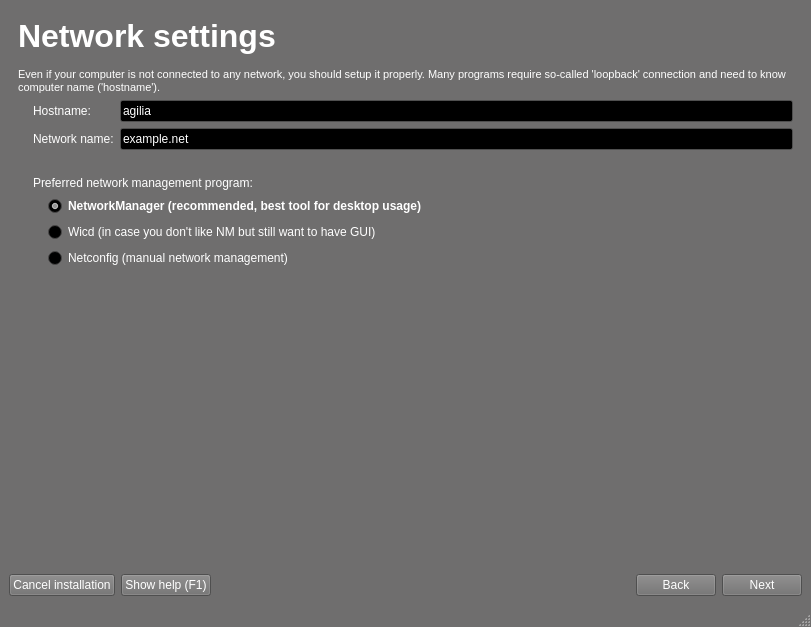
Qt form guiinstaller/guisetup/mainwindow.ui (aix27249/mpkg) before a commit.
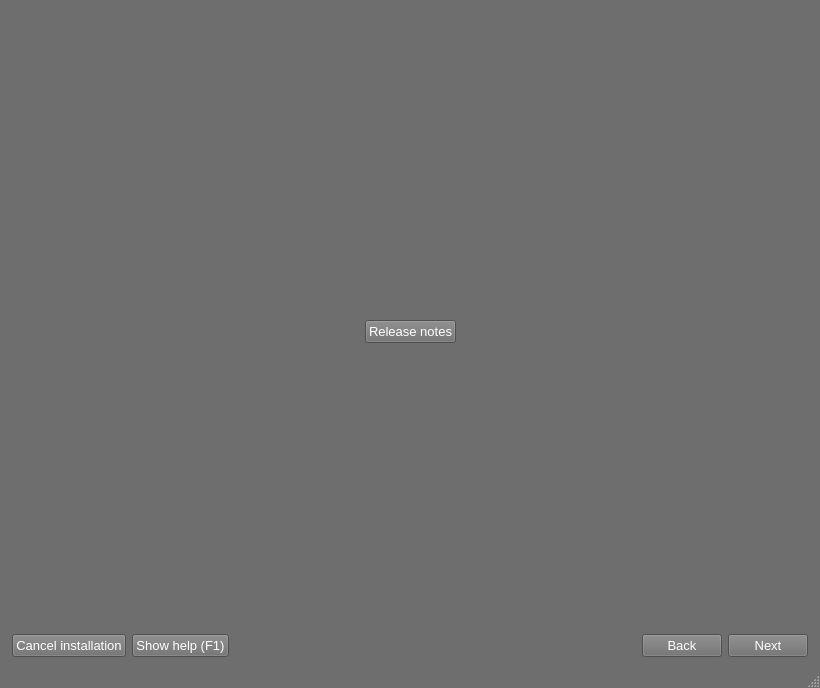
The same form after that commit. Icons and pictures are not drawn.

The edit to the form file:
```diff
--- a/guiinstaller/guisetup/mainwindow.ui
+++ b/guiinstaller/guisetup/mainwindow.ui
@@ -6,10 +6,16 @@
    <rect>
     <x>0</x>
     <y>0</y>
-    <width>811</width>
-    <height>627</height>
+    <width>820</width>
+    <height>688</height>
    </rect>
   </property>
+  <property name="sizePolicy">
+   <sizepolicy hsizetype="Fixed" vsizetype="Fixed">
+    <horstretch>0</horstretch>
+    <verstretch>0</verstretch>
+   </sizepolicy>
+  </property>
   <property name="palette">
    <palette>
     <active>
@@ -429,6 +435,11 @@
    <string>AgiliaLinux Setup</string>
   </property>
   <widget class="QWidget" name="centralwidget">
+   <property name="font">
+    <font>
+     <pointsize>10</pointsize>
+    </font>
+   </property>
    <layout class="QVBoxLayout" name="verticalLayout">
     <item>
      <widget class="QStackedWidget" name="stackedWidget">
@@ -438,6 +449,119 @@
       <property name="currentIndex">
        <number>2</number>
       </property>
+      <widget class="QWidget" name="page">
+       <layout class="QVBoxLayout" name="verticalLayout_26">
+        <item>
+         <spacer name="verticalSpacer_24">
+          <property name="orientation">
+           <enum>Qt::Vertical</enum>
+          </property>
+          <property name="sizeHint" stdset="0">
+           <size>
+            <width>20</width>
+            <height>53</height>
+           </size>
+          </property>
+         </spacer>
+        </item>
+        <item>
+         <layout class="QHBoxLayout" name="horizontalLayout_29">
+          <item>
+           <spacer name="horizontalSpacer_4">
+            <property name="orientation">
+             <enum>Qt::Horizontal</enum>
+            </property>
+            <property name="sizeHint" stdset="0">
+             <size>
+              <width>40</width>
+              <height>20</height>
+             </size>
+            </property>
+           </spacer>
+          </item>
+          <item>
+           <widget class="QLabel" name="label_32">
+            <property name="sizePolicy">
+             <sizepolicy hsizetype="Fixed" vsizetype="Fixed">
+              <horstretch>0</horstretch>
+              <verstretch>0</verstretch>
+             </sizepolicy>
+            </property>
+            <property name="text">
+             <string/>
+            </property>
+            <property name="pixmap">
+             <pixmap resource="mainwindow.qrc">:/setupRoots/icons/welcome.jpg</pixmap>
+            </property>
+           </widget>
+          </item>
+          <item>
+           <spacer name="horizontalSpacer">
+            <property name="orientation">
+             <enum>Qt::Horizontal</enum>
+            </property>
+            <property name="sizeHint" stdset="0">
+             <size>
+              <width>40</width>
+              <height>20</height>
+             </size>
+            </property>
+           </spacer>
+          </item>
+         </layout>
+        </item>
+        <item>
+         <layout class="QHBoxLayout" name="horizontalLayout_30">
+          <item>
+           <spacer name="horizontalSpacer_7">
+            <property name="orientation">
+             <enum>Qt::Horizontal</enum>
+            </property>
+            <property name="sizeHint" stdset="0">
+             <size>
+              <width>40</width>
+              <height>20</height>
+             </size>
+            </property>
+           </spacer>
+          </item>
+          <item>
+           <widget class="QPushButton" name="pushButton_2">
+            <property name="text">
+             <string>Release notes</string>
+            </property>
+           </widget>
+          </item>
+          <item>
+           <spacer name="horizontalSpacer_5">
+            <property name="orientation">
+             <enum>Qt::Horizontal</enum>
+            </property>
+            <property name="sizeHint" stdset="0">
+             <size>
+              <width>40</width>
+              <height>20</height>
+             </size>
+            </property>
+           </spacer>
+          </item>
+         </layout>
+        </item>
+        <item>
+         <spacer name="verticalSpacer_21">
+          <property name="orientation">
+           <enum>Qt::Vertical</enum>
+          </property>
+          <property name="sizeHint" stdset="0">
+           <size>
+            <width>20</width>
+            <height>20</height>
+           </size>
+          </property>
+         </spacer>
+        </item>
+       </layout>
+      </widget>
       <widget class="QWidget" name="languageSelectionPage">
        <layout class="QVBoxLayout" name="verticalLayout_7">
         <item>
@@ -614,7 +738,7 @@
         </item>
        </layout>
       </widget>
-      <widget class="QWidget" name="page">
+      <widget class="QWidget" name="networkingPage">
        <layout class="QVBoxLayout" name="verticalLayout_25">
         <item>
          <widget class="QLabel" name="label_26">
@@ -625,7 +749,7 @@
 &lt;/style&gt;&lt;/head&gt;&lt;body style=&quot; font-family:'Tahoma'; font-size:8pt; font-weight:400; font-style:normal;&quot;&gt;
 &lt;p style=&quot; margin-top:0px; margin-bottom:0px; margin-left:0px; margin-right:0px; -qt-block-indent:0; text-indent:0px;&quot;&gt;&lt;span style=&quot; font-size:24pt; font-weight:600;&quot;&gt;Network settings&lt;/span&gt;&lt;/p&gt;
 &lt;p style=&quot;-qt-paragraph-type:empty; margin-top:0px; margin-bottom:0px; margin-left:0px; margin-right:0px; -qt-block-indent:0; text-indent:0px;&quot;&gt;&lt;/p&gt;
-&lt;p style=&quot; margin-top:0px; margin-bottom:0px; margin-left:0px; margin-right:0px; -qt-block-indent:0; text-indent:0px;&quot;&gt;Even if your computer is not connected to any network, you should setup it properly. Many programs require so-called 'loopback' connection and need to know computer name ('hostname').&lt;/p&gt;&lt;/body&gt;&lt;/html&gt;</string>
+&lt;p style=&quot; margin-top:0px; margin-bottom:0px; margin-left:0px; margin-right:0px; -qt-block-indent:0; text-indent:0px;&quot;&gt;&lt;span style=&quot; font-size:10pt;&quot;&gt;Even if your computer is not connected to any network, you should setup it properly. Many programs require so-called 'loopback' connection and need to know computer name ('hostname').&lt;/span&gt;&lt;/p&gt;&lt;/body&gt;&lt;/html&gt;</string>
           </property>
           <property name="wordWrap">
            <bool>true</bool>
@@ -634,22 +758,6 @@
         </item>
         <item>
          <layout class="QHBoxLayout" name="horizontalLayout_26">
-          <item>
-           <spacer name="horizontalSpacer_24">
-            <property name="orientation">
-             <enum>Qt::Horizontal</enum>
-            </property>
-            <property name="sizeType">
-             <enum>QSizePolicy::Fixed</enum>
-            </property>
-            <property name="sizeHint" stdset="0">
-             <size>
-              <width>15</width>
-              <height>20</height>
-             </size>
-            </property>
-           </spacer>
-          </item>
           <item>
            <layout class="QVBoxLayout" name="verticalLayout_24">
             <item>
@@ -709,22 +817,6 @@
             </item>
             <item>
              <layout class="QHBoxLayout" name="horizontalLayout_25">
-              <item>
-               <spacer name="horizontalSpacer_23">
-                <property name="orientation">
-                 <enum>Qt::Horizontal</enum>
-                </property>
-                <property name="sizeType">
-                 <enum>QSizePolicy::Fixed</enum>
-                </property>
-                <property name="sizeHint" stdset="0">
-                 <size>
-                  <width>15</width>
-                  <height>20</height>
-                 </size>
-                </property>
-               </spacer>
-              </item>
               <item>
                <layout class="QVBoxLayout" name="verticalLayout_23">
                 <item>
@@ -2215,8 +2307,29 @@
     </item>
     <item>
      <layout class="QHBoxLayout" name="horizontalLayout_4">
+      <item>
+       <spacer name="horizontalSpacer_26">
+        <property name="orientation">
+         <enum>Qt::Horizontal</enum>
+        </property>
+        <property name="sizeType">
+         <enum>QSizePolicy::Fixed</enum>
+        </property>
+        <property name="sizeHint" stdset="0">
+         <size>
+          <width>3</width>
+          <height>20</height>
+         </size>
+        </property>
+       </spacer>
+      </item>
       <item>
        <widget class="QPushButton" name="quitButton">
+        <property name="font">
+         <font>
+          <pointsize>10</pointsize>
+         </font>
+        </property>
         <property name="text">
          <string>Cancel installation</string>
         </property>
@@ -2224,6 +2337,11 @@
       </item>
       <item>
        <widget class="QPushButton" name="pushButton">
+        <property name="font">
+         <font>
+          <pointsize>10</pointsize>
+         </font>
+        </property>
         <property name="layoutDirection">
          <enum>Qt::LeftToRight</enum>
         </property>
@@ -2254,6 +2372,11 @@
       </item>
       <item>
        <widget class="QPushButton" name="backButton">
+        <property name="font">
+         <font>
+          <pointsize>10</pointsize>
+         </font>
+        </property>
         <property name="text">
          <string>Back</string>
         </property>
@@ -2265,8 +2388,13 @@
       </item>
       <item>
        <widget class="QPushButton" name="nextButton">
+        <property name="font">
+         <font>
+          <pointsize>10</pointsize>
+         </font>
+        </property>
         <property name="layoutDirection">
-         <enum>Qt::RightToLeft</enum>
+         <enum>Qt::LeftToRight</enum>
         </property>
         <property name="text">
          <string>Next</string>
@@ -2277,6 +2405,22 @@
         </property>
        </widget>
       </item>
+      <item>
+       <spacer name="horizontalSpacer_27">
+        <property name="orientation">
+         <enum>Qt::Horizontal</enum>
+        </property>
+        <property name="sizeType">
+         <enum>QSizePolicy::Fixed</enum>
+        </property>
+        <property name="sizeHint" stdset="0">
+         <size>
+          <width>3</width>
+          <height>20</height>
+         </size>
+        </property>
+       </spacer>
+      </item>
      </layout>
     </item>
    </layout>
```
Left out of the diff: 393 changed lines with no effect on the pictures.
